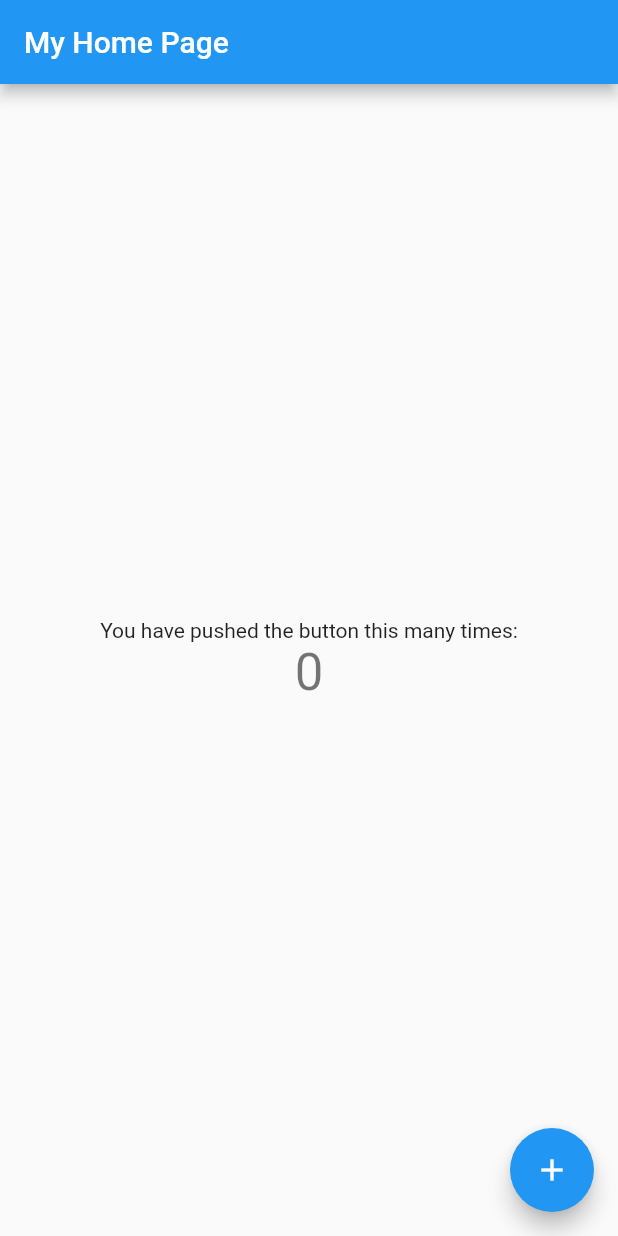
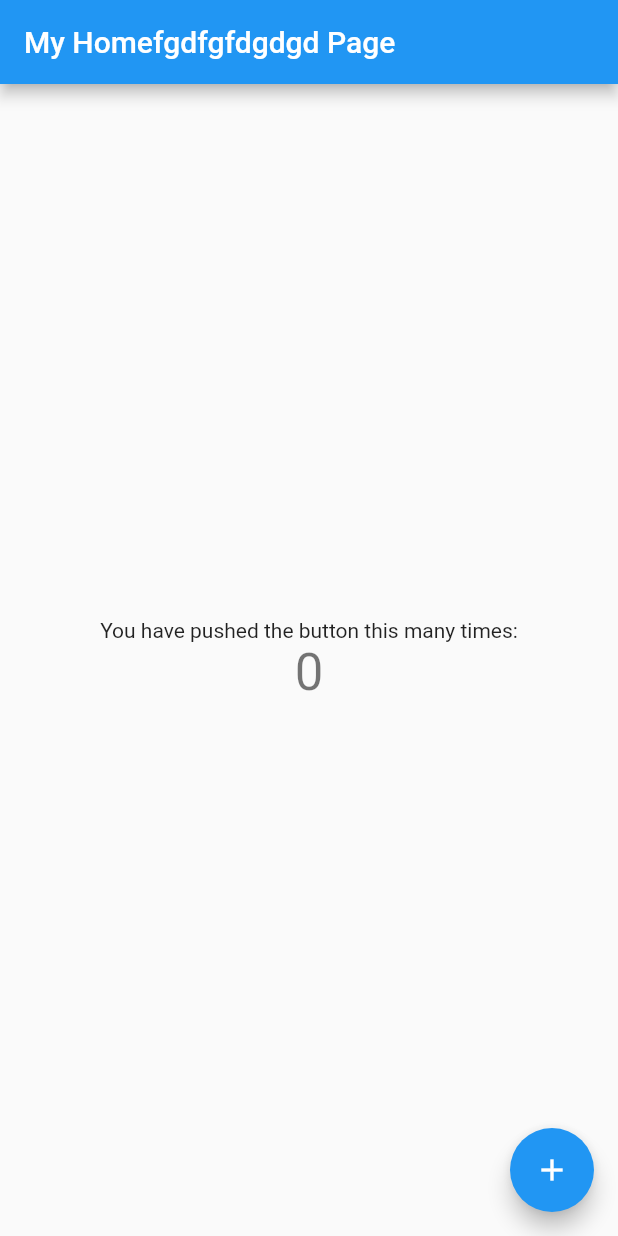
Before and after one commit to techolation/Visit_provision_no_4, a Flutter app: the screen it shows after launch, on a phone screen of 412 x 824 dp. Run offline on Flutter 3.47's test engine with Material 2 defaults, Android fonts, the phone set to English and light mode, and no system bars.

Commit message:
third commi

```diff
--- a/lib/main.dart
+++ b/lib/main.dart
@@ -20,7 +20,7 @@ class MyApp extends StatelessWidget {
         // is not restarted.
         primarySwatch: Colors.blue,
       ),
-      home: MyHomePage(title: 'My Home Page'),
+      home: MyHomePage(title: 'My Homefgdfgfdgdgd Page'),
     );
   }
 }
```
